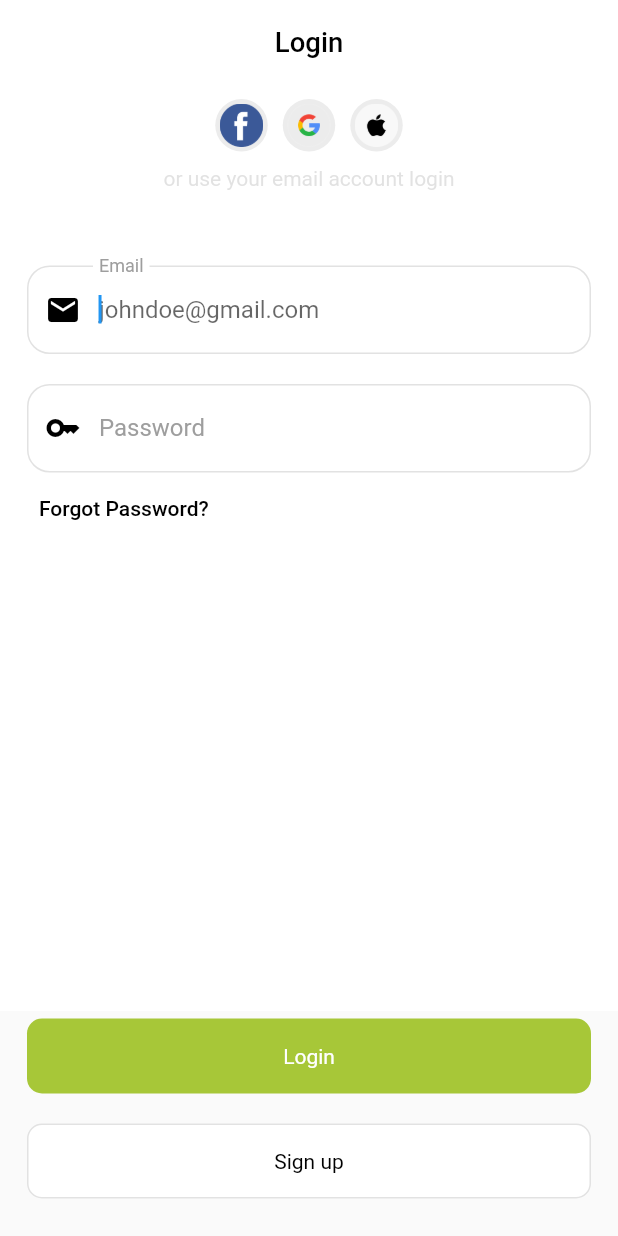
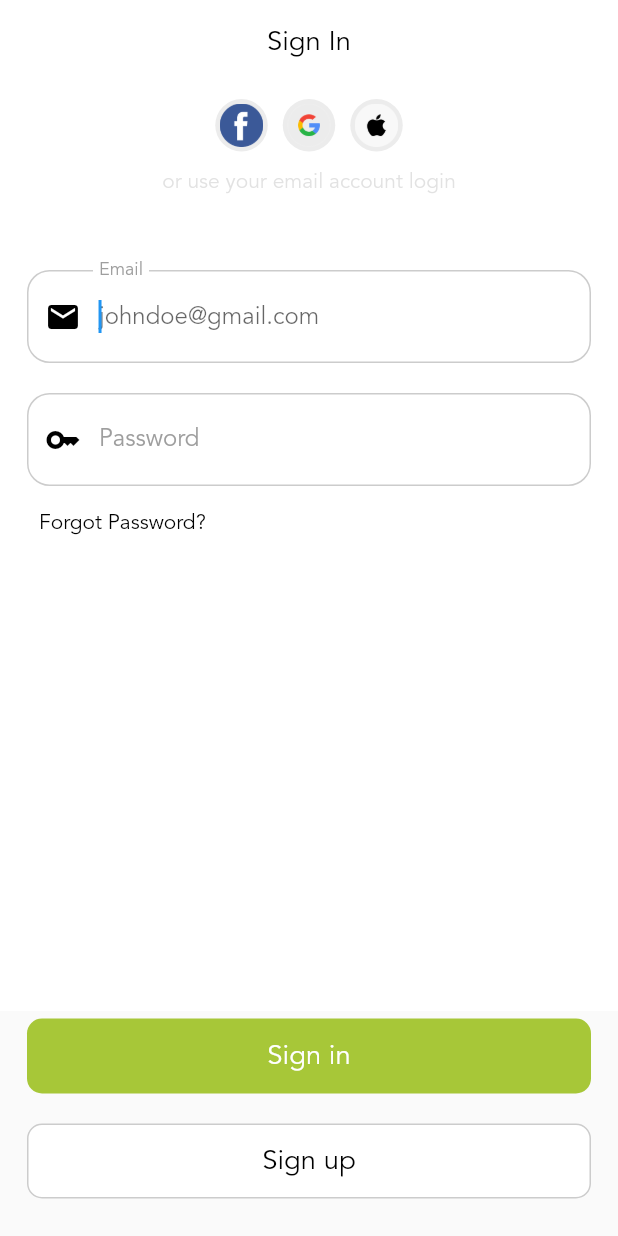
Before and after one commit to Atuoha/edu_guru, a Flutter app: the screen it shows after launch, after a tap on "Next", after a tap on "Skip", after a tap on "Launch", on a phone screen of 412 x 824 dp. Run offline on Flutter 3.47's test engine with Material 2 defaults, Android fonts, the phone set to English and light mode, and no system bars; our stand-ins replace bloc, cloud_firestore, equatable, flutter_bloc, flutter_screenutil, smooth_page_indicator; accounts and stored records are empty.

Commit message:
working on sign_in bloc

```diff
--- a/lib/business_logic/sigin_in/sigin_in_event.dart
+++ /dev/null
@@ -1,5 +0,0 @@
-part of 'sigin_in_bloc.dart';
-
-abstract class SiginInEvent extends Equatable {
-  const SiginInEvent();
-}
--- a/lib/constants/color.dart
+++ b/lib/constants/color.dart
@@ -1,4 +1,33 @@
-import 'package:flutter/material.dart';
 
-const primaryColor = Color(0xFFA7C738);
-const accentColor = Color(0xFF154266);
+import 'dart:ui';
+
+class AppColors {
+
+  /// white background
+  static const Color primaryBackground = Color.fromARGB(255, 255, 255, 255);
+  /// grey background
+  static const Color primarySecondaryBackground = Color.fromARGB(255, 247, 247, 249);
+  /// main widget color blue
+  static const Color primaryColor = Color(0xFFA7C738);
+
+  static const Color secondaryColor = Color(0xFF154266);
+
+  /// main text color black
+  static const Color primaryText = Color.fromARGB(255, 0, 0, 0);
+  // video backgroun color
+  static const Color primary_bg = Color.fromARGB(210, 32, 47, 62);
+  /// main widget text color white
+  static const Color primaryElementText = Color.fromARGB(255, 255, 255, 255);
+  // main widget text color grey
+  static const Color primarySecondaryElementText = Color.fromARGB(255, 102, 102, 102);
+  // main widget third color grey
+  static const Color primaryThreeElementText = Color.fromARGB(255, 170, 170, 170);
+
+  static const Color primaryFourElementText = Color.fromARGB(255, 204, 204, 204);
+  //state color
+  static const Color primaryElementStatus = Color.fromARGB(255, 88, 174, 127);
+
+  static const Color primaryElementBg = Color.fromARGB(255, 238, 121, 99);
+
+
+}
--- a/lib/main.dart
+++ b/lib/main.dart
@@ -32,6 +32,7 @@ class EduGuru extends StatelessWidget {
               color: Colors.transparent,
               elevation: 0,
             ),
+            fontFamily: 'Avenir'
           ),
           debugShowCheckedModeBanner: false,
           home: const EntryScreen(),
--- a/lib/pages/main/authentication/sign_in.dart
+++ b/lib/pages/main/authentication/sign_in.dart
@@ -1,7 +1,6 @@
 import 'package:edu_guru/constants/color.dart';
 import 'package:flutter/material.dart';
 import 'package:flutter_screenutil/flutter_screenutil.dart';
-
 import '../widgets/third_party_logins.dart';
 
 class SignInScreen extends StatefulWidget {
@@ -17,8 +16,17 @@ class _SignInScreenState extends State<SignInScreen> {
   GlobalKey<FormState> formKey = GlobalKey<FormState>();
   bool isPasswordObscured = true;
 
-  void submitCreds() {
-    // Todo: Implement login
+  void signUpHandler() {
+    bool valid = formKey.currentState!.validate();
+    if(!valid){
+      return;
+    }
+    // Todo: Implement sign in
+  }
+
+
+  navigateToSIgnUp() {
+    // Todo: navigate to to signup
   }
 
   @override
@@ -35,9 +43,9 @@ class _SignInScreenState extends State<SignInScreen> {
       backgroundColor: Colors.white,
       appBar: AppBar(
         title: Text(
-          'Login',
+          'Sign In',
           style: TextStyle(
-            color: Colors.black,
+            color: AppColors.primaryText,
             fontSize: 16.sp,
           ),
         ),
@@ -71,6 +79,7 @@ class _SignInScreenState extends State<SignInScreen> {
                       controller: emailController,
                       autofocus: true,
                       textInputAction: TextInputAction.next,
+                      keyboardType: TextInputType.emailAddress,
                       validator: (value){
                         if(value!.isEmpty || !value.contains('@')){
                           return 'Email is not valid';
@@ -91,14 +100,28 @@ class _SignInScreenState extends State<SignInScreen> {
                         ),
                         enabledBorder: OutlineInputBorder(
                           borderRadius: BorderRadius.circular(15),
-                          borderSide: BorderSide(
-                            color: Colors.grey.withOpacity(0.3),
+                          borderSide: const BorderSide(
+                            color: AppColors.primaryFourElementText,
                           ),
                         ),
                         focusedBorder: OutlineInputBorder(
                           borderRadius: BorderRadius.circular(15),
-                          borderSide: BorderSide(
-                            color: Colors.grey.withOpacity(0.3),
+                          borderSide: const BorderSide(
+                            color: AppColors.primaryFourElementText,
+                          ),
+                        ),
+
+                        errorBorder: OutlineInputBorder(
+                          borderRadius: BorderRadius.circular(15),
+                          borderSide: const BorderSide(
+                            color: AppColors.primaryElementBg,
+                          ),
+                        ),
+
+                        focusedErrorBorder: OutlineInputBorder(
+                          borderRadius: BorderRadius.circular(15),
+                          borderSide: const BorderSide(
+                            color: AppColors.primaryElementBg,
                           ),
                         ),
                       ),
@@ -146,14 +169,26 @@ class _SignInScreenState extends State<SignInScreen> {
                   ),
                   enabledBorder: OutlineInputBorder(
                     borderRadius: BorderRadius.circular(15),
-                    borderSide: BorderSide(
-                      color: Colors.grey.withOpacity(0.3),
+                    borderSide: const BorderSide(
+                      color: AppColors.primaryFourElementText,
                     ),
                   ),
                   focusedBorder: OutlineInputBorder(
                     borderRadius: BorderRadius.circular(15),
-                    borderSide: BorderSide(
-                      color: Colors.grey.withOpacity(0.3),
+                    borderSide: const BorderSide(
+                      color: AppColors.primaryFourElementText,
+                    ),
+                  ),
+                  errorBorder: OutlineInputBorder(
+                    borderRadius: BorderRadius.circular(15),
+                    borderSide: const BorderSide(
+                      color: AppColors.primaryElementBg,
+                    ),
+                  ),
+                  focusedErrorBorder: OutlineInputBorder(
+                    borderRadius: BorderRadius.circular(15),
+                    borderSide: const BorderSide(
+                      color: AppColors.primaryElementBg,
                     ),
                   ),
                 ),
@@ -176,38 +211,48 @@ class _SignInScreenState extends State<SignInScreen> {
         child: Column(
           mainAxisSize: MainAxisSize.min,
           children: [
-            Container(
+            GestureDetector(
+              onTap: ()=>signUpHandler(),
+              child: Container(
                 height: 50,
                 width: double.infinity,
                 decoration: BoxDecoration(
-                color: primaryColor,
+                  color: AppColors.primaryColor,
                   borderRadius: BorderRadius.circular(10),
                 ),
-              child: const Center(
+                child:  Center(
                   child: Text(
-                  'Login',
+                    'Sign in',
                     style: TextStyle(
                       color: Colors.white,
+                      fontSize: 16.sp,
+                      fontWeight: FontWeight.normal
+                    ),
                   ),
                 ),
               ),
             ),
             const SizedBox(height: 20),
-            Container(
+            GestureDetector(
+              onTap: ()=>navigateToSIgnUp(),
+              child: Container(
                 height: 50,
                 width: double.infinity,
                 decoration: BoxDecoration(
                   color: Colors.white,
                   borderRadius: BorderRadius.circular(10),
                   border: Border.all(
-                  color: Colors.grey.withOpacity(0.3),
+                    color: AppColors.primaryFourElementText,
                   ),
                 ),
-              child: const Center(
+                child:  Center(
                   child: Text(
                     'Sign up',
                     style: TextStyle(
-                    color: Colors.black,
+                      color: AppColors.primaryText,
+                        fontSize: 16.sp,
+                        fontWeight: FontWeight.normal
+                    ),
                   ),
                 ),
               ),
@@ -218,4 +263,6 @@ class _SignInScreenState extends State<SignInScreen> {
       ),
     );
   }
+
+
 }
--- a/lib/pages/splash/splash.dart
+++ b/lib/pages/splash/splash.dart
@@ -105,7 +105,7 @@ class _SplashScreenState extends State<SplashScreen> {
                 activeDotDecoration: DotDecoration(
                   width: 25,
                   height: 3,
-                  color: primaryColor,
+                  color: AppColors.primaryColor,
                   borderRadius: BorderRadius.circular(20),
                 ),
                 dotDecoration: DotDecoration(
@@ -117,7 +117,7 @@ class _SplashScreenState extends State<SplashScreen> {
               ),
             ),
             ElevatedButton(
-              style: ElevatedButton.styleFrom(backgroundColor: primaryColor),
+              style: ElevatedButton.styleFrom(backgroundColor: AppColors.primaryColor),
               onPressed: () =>
                   currentPage != pages.length - 1 ? next() : launch(),
               child: Text(
```
Also changed, not shown: lib/business_logic/sigin_in/sigin_in_bloc.dart (deleted, +0 -15 lines), lib/business_logic/sigin_in/sigin_in_state.dart (deleted, +0 -10 lines), lib/business_logic/sign_in/sign_in_bloc.dart (added, +28 -0 lines), lib/business_logic/sign_in/sign_in_event.dart (added, +20 -0 lines), lib/business_logic/sign_in/sign_in_state.dart (added, +29 -0 lines), pubspec.yaml (+4 -4 lines), lib/pages/main/authentication/register.dart (deleted), lib/pages/main/authentication/sign_up.dart (added). Lines whose indentation alone changed are shown as unchanged.
